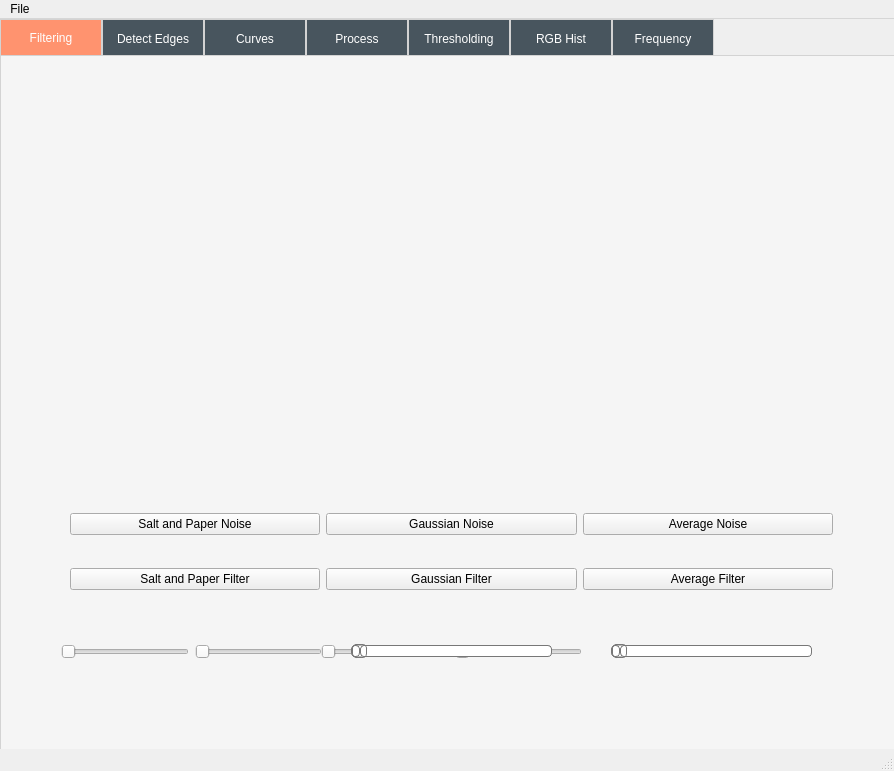
Old version of the form mainwindow.ui in the repository MohabGhobashy/image_processing_studio.
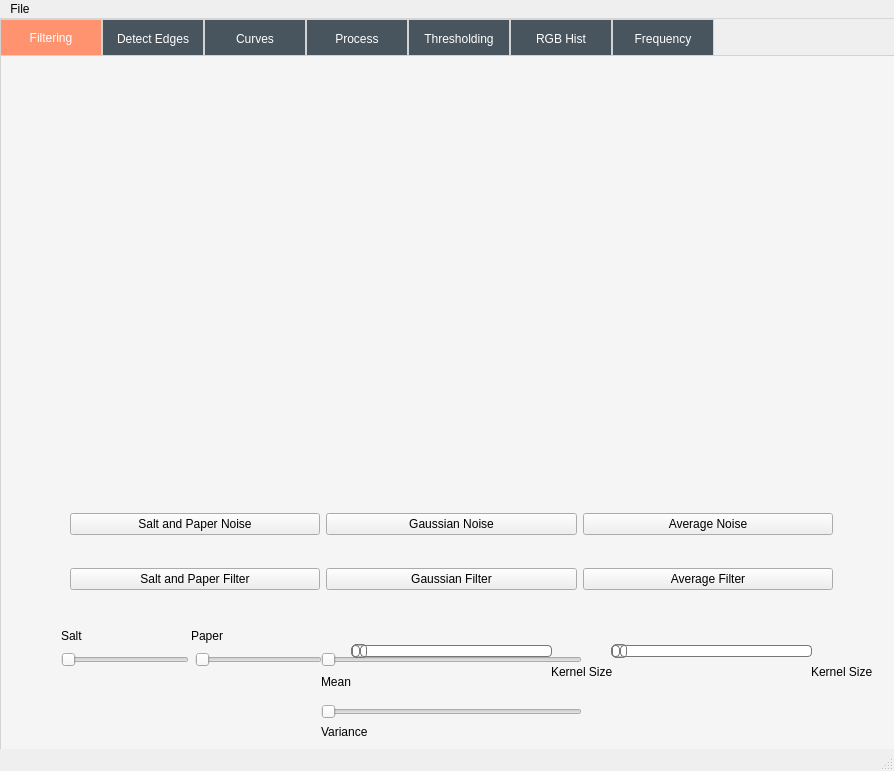
New version of the form. Icons and pictures are not drawn.

Diff of the .ui file:
```diff
--- a/mainwindow.ui
+++ b/mainwindow.ui
@@ -311,7 +311,7 @@
         <x>320</x>
         <y>580</y>
         <width>261</width>
-        <height>31</height>
+        <height>47</height>
        </rect>
       </property>
       <layout class="QHBoxLayout" name="horizontalLayout">
@@ -327,15 +327,7 @@
         </layout>
        </item>
        <item>
-        <layout class="QVBoxLayout" name="sigmaLabelGaussN">
-         <item>
-          <widget class="QSlider" name="sigma_sliderGaussN">
-           <property name="orientation">
-            <enum>Qt::Horizontal</enum>
-           </property>
-          </widget>
-         </item>
-        </layout>
+        <layout class="QVBoxLayout" name="sigmaLabelGaussN"/>
        </item>
       </layout>
      </widget>
@@ -345,7 +337,7 @@
         <x>60</x>
         <y>580</y>
         <width>261</width>
-        <height>31</height>
+        <height>47</height>
        </rect>
       </property>
       <layout class="QHBoxLayout" name="horizontalLayout_7">
@@ -388,8 +380,8 @@
      <widget class="QLabel" name="gaussian_slider_value">
       <property name="geometry">
        <rect>
-        <x>562</x>
-        <y>579</y>
+        <x>560</x>
+        <y>580</y>
         <width>51</width>
         <height>31</height>
        </rect>
@@ -434,17 +426,13 @@
        </rect>
       </property>
       <layout class="QHBoxLayout" name="gaussianLabels">
+       <property name="spacing">
+        <number>0</number>
+       </property>
        <item>
-        <widget class="QLabel" name="meanLabel">
+        <widget class="QLabel" name="meanLabel_2">
          <property name="text">
-          <string/>
-         </property>
-        </widget>
-       </item>
-       <item>
-        <widget class="QLabel" name="varianceLabel">
-         <property name="text">
-          <string/>
+          <string>Mean</string>
          </property>
         </widget>
        </item>
@@ -540,9 +528,9 @@
       <property name="geometry">
        <rect>
         <x>610</x>
-        <y>560</y>
+        <y>580</y>
         <width>201</width>
-        <height>71</height>
+        <height>31</height>
        </rect>
       </property>
       <layout class="QHBoxLayout" name="horizontalLayout_27">
@@ -622,6 +610,116 @@
        </item>
       </layout>
      </widget>
+     <widget class="QLabel" name="varianceLabel">
+      <property name="geometry">
+       <rect>
+        <x>570</x>
+        <y>630</y>
+        <width>61</width>
+        <height>21</height>
+       </rect>
+      </property>
+      <property name="text">
+       <string/>
+      </property>
+     </widget>
+     <widget class="QLabel" name="meanLabel">
+      <property name="geometry">
+       <rect>
+        <x>570</x>
+        <y>570</y>
+        <width>51</width>
+        <height>29</height>
+       </rect>
+      </property>
+      <property name="text">
+       <string/>
+      </property>
+     </widget>
+     <widget class="QWidget" name="horizontalLayoutWidget_17">
+      <property name="geometry">
+       <rect>
+        <x>320</x>
+        <y>640</y>
+        <width>261</width>
+        <height>31</height>
+       </rect>
+      </property>
+      <layout class="QHBoxLayout" name="horizontalLayout_28">
+       <item>
+        <widget class="QSlider" name="sigma_sliderGaussN">
+         <property name="orientation">
+          <enum>Qt::Horizontal</enum>
+         </property>
+        </widget>
+       </item>
+      </layout>
+     </widget>
+     <widget class="QLabel" name="saltLabel_2">
+      <property name="geometry">
+       <rect>
+        <x>60</x>
+        <y>570</y>
+        <width>63</width>
+        <height>20</height>
+       </rect>
+      </property>
+      <property name="text">
+       <string>Salt</string>
+      </property>
+     </widget>
+     <widget class="QLabel" name="paperLabel_2">
+      <property name="geometry">
+       <rect>
+        <x>190</x>
+        <y>570</y>
+        <width>63</width>
+        <height>20</height>
+       </rect>
+      </property>
+      <property name="text">
+       <string>Paper</string>
+      </property>
+     </widget>
+     <widget class="QLabel" name="varianceLabel_2">
+      <property name="geometry">
+       <rect>
+        <x>320</x>
+        <y>660</y>
+        <width>71</width>
+        <height>31</height>
+       </rect>
+      </property>
+      <property name="text">
+       <string>Variance</string>
+      </property>
+     </widget>
+     <widget class="QLabel" name="kernelSize">
+      <property name="geometry">
+       <rect>
+        <x>810</x>
+        <y>600</y>
+        <width>91</width>
+        <height>31</height>
+       </rect>
+      </property>
+      <property name="text">
+       <string>Kernel Size</string>
+      </property>
+     </widget>
+     <widget class="QLabel" name="kernelSize_2">
+      <property name="geometry">
+       <rect>
+        <x>550</x>
+        <y>600</y>
+        <width>91</width>
+        <height>31</height>
+       </rect>
+      </property>
+      <property name="text">
+       <string>Kernel Size</string>
+      </property>
+     </widget>
     </widget>
     <widget class="QWidget" name="tab_5">
      <attribute name="title">
```
Left out of the diff: 4 changed lines with no effect on the pictures.
